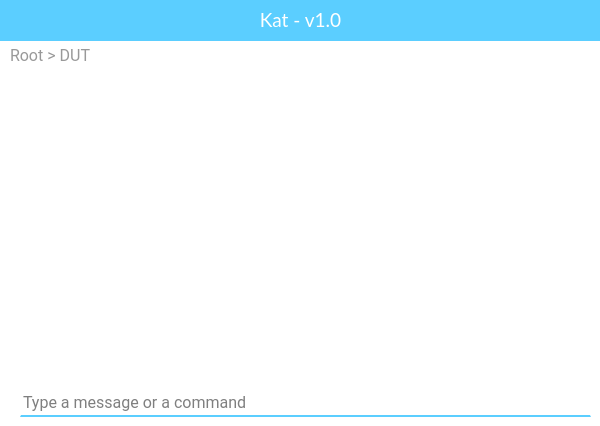
The window that kat-design.ui (NeroVanbiervliet/kat) describes before a commit, drawn with Qt 5.
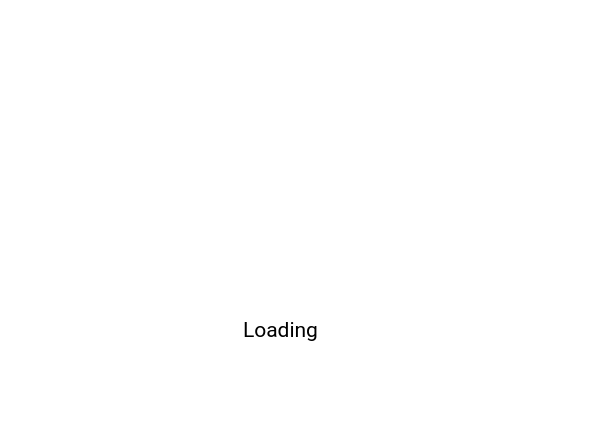
The same window after the commit. Icons and pictures are not drawn.

Commit message: commands are now bold + cat is displayed upon loading

```diff
--- a/kat-design.ui
+++ b/kat-design.ui
@@ -85,7 +85,7 @@
   </property>
   <property name="windowIcon">
    <iconset>
-    <normaloff>images/icon-kat.png</normaloff>images/icon-kat.png</iconset>
+    <normaloff>../../.designer/backup/images/icon-kat.png</normaloff>../../.designer/backup/images/icon-kat.png</iconset>
   </property>
   <widget class="QWidget" name="centralwidget">
    <property name="sizePolicy">
@@ -191,9 +191,7 @@
     </property>
     <property name="styleSheet">
      <string notr="true">border-top : 0px;
-font: 12pt &quot;Roboto&quot;;
 border-bottom: 2px solid #5bceff;
-font: 12pt &quot;Roboto&quot;;
 background-color:white;</string>
     </property>
     <property name="text">
@@ -483,10 +481,56 @@
      <string>&lt;html&gt;&lt;head/&gt;&lt;body&gt;&lt;p&gt;Root &amp;gt; DUT&lt;/p&gt;&lt;/body&gt;&lt;/html&gt;</string>
     </property>
    </widget>
+   <widget class="QWidget" name="loadingScreen" native="true">
+    <property name="geometry">
+     <rect>
+      <x>0</x>
+      <y>0</y>
+      <width>601</width>
+      <height>431</height>
+     </rect>
+    </property>
+    <property name="styleSheet">
+     <string notr="true">background-color:white;</string>
+    </property>
+    <widget class="QLabel" name="label_2">
+     <property name="geometry">
+      <rect>
+       <x>160</x>
+       <y>60</y>
+       <width>281</width>
+       <height>241</height>
+      </rect>
+     </property>
+     <property name="text">
+      <string>&lt;html&gt;&lt;head/&gt;&lt;body&gt;&lt;p&gt;&lt;img src=&quot;:/newPrefix/loading-kat.png&quot;/&gt;&lt;/p&gt;&lt;/body&gt;&lt;/html&gt;</string>
+     </property>
+    </widget>
+    <widget class="QLabel" name="label_4">
+     <property name="geometry">
+      <rect>
+       <x>210</x>
+       <y>310</y>
+       <width>141</width>
+       <height>41</height>
+      </rect>
+     </property>
+     <property name="font">
+      <font>
+       <family>Roboto</family>
+       <pointsize>16</pointsize>
+      </font>
+     </property>
+     <property name="text">
+      <string>&lt;html&gt;&lt;head/&gt;&lt;body&gt;&lt;p align=&quot;center&quot;&gt;Loading&lt;/p&gt;&lt;/body&gt;&lt;/html&gt;</string>
+     </property>
+    </widget>
+   </widget>
    <zorder>labelPath</zorder>
    <zorder>textBrowser</zorder>
    <zorder>label</zorder>
    <zorder>lineEdit</zorder>
+   <zorder>loadingScreen</zorder>
   </widget>
  </widget>
  <tabstops>
```
Left out of the diff: 2 changed lines with no effect on the pictures. The commit also changes 8 other files.
